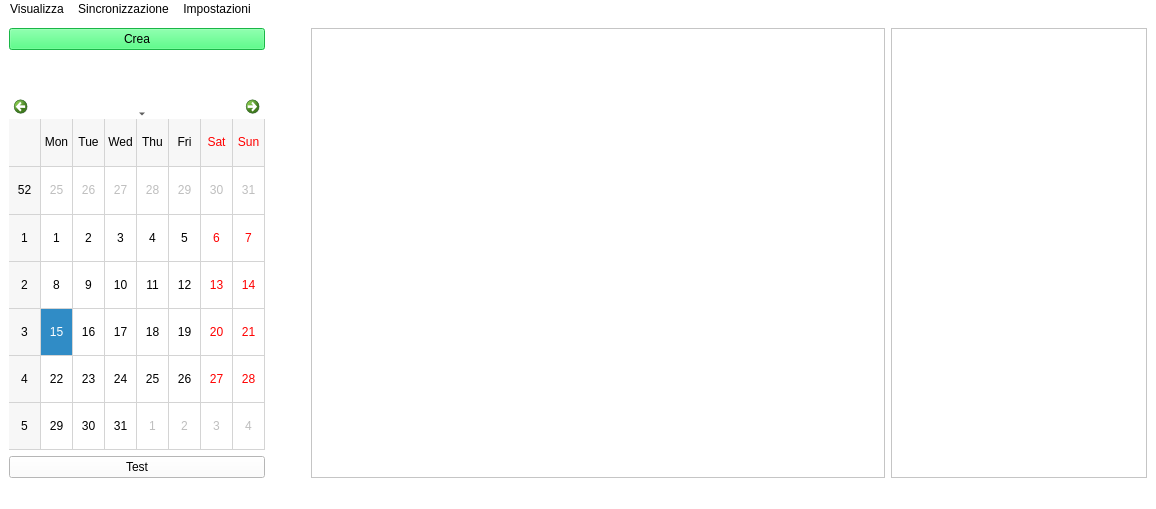
DarthReca/calendar-to-do-list, file CalendarToDoList/mainwindow.ui: the form before one commit.
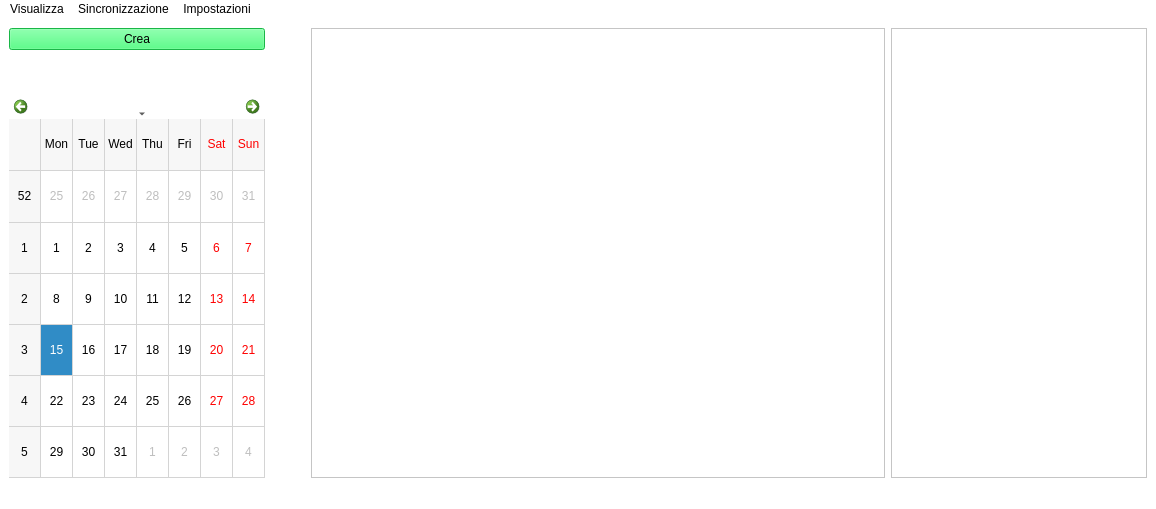
The form after the commit. Custom widgets are drawn as their Qt base class.

What changed in the file:
```diff
--- a/CalendarToDoList/mainwindow.ui
+++ b/CalendarToDoList/mainwindow.ui
@@ -85,13 +85,6 @@
         </property>
        </widget>
       </item>
-      <item>
-       <widget class="QPushButton" name="testButton">
-        <property name="text">
-         <string>Test</string>
-        </property>
-       </widget>
-      </item>
      </layout>
     </item>
     <item>
```
